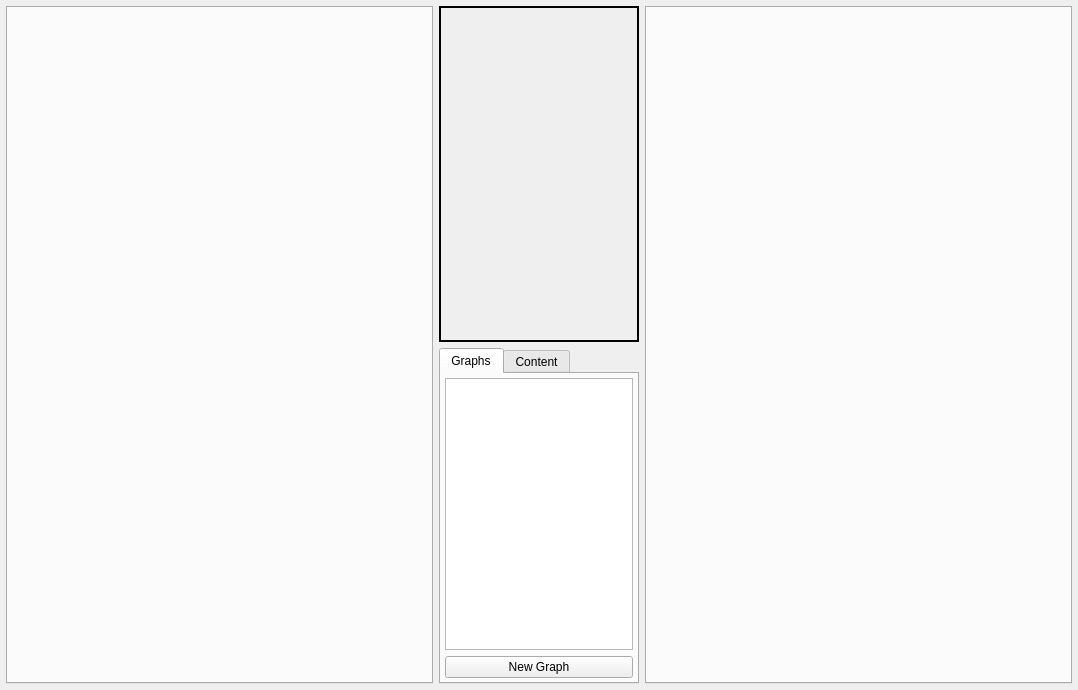
Before: the Qt Designer form zengarden/source/forms/zengarden.ui in aedm/zengine, drawn with Qt 5.
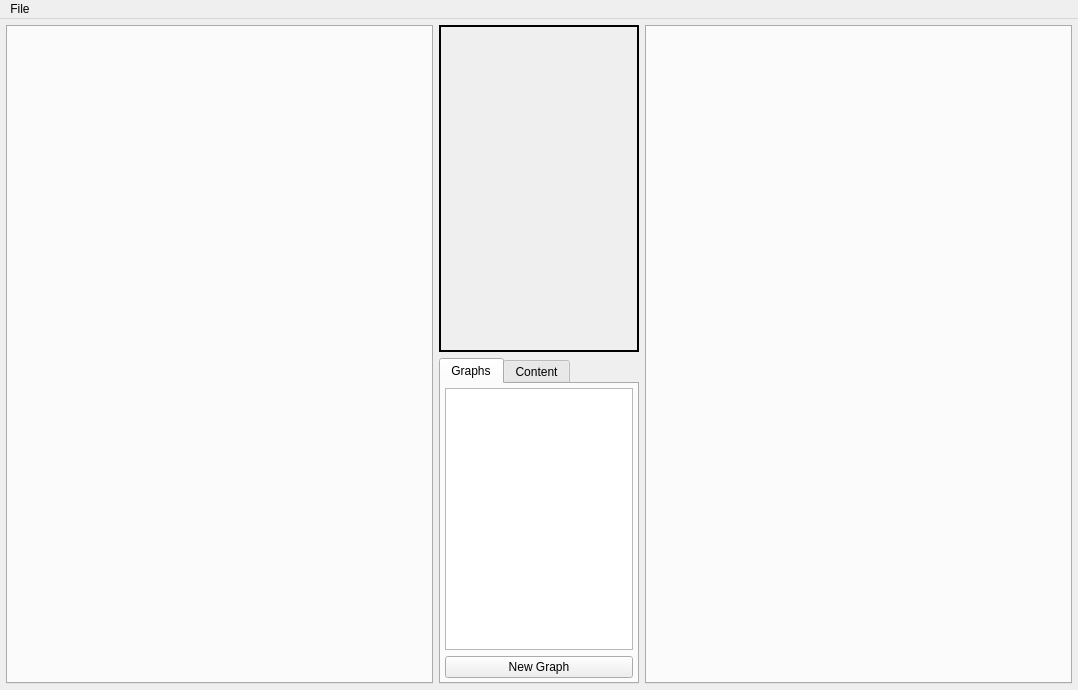
After: the same form once the commit is applied.

```diff
--- a/zengarden/source/forms/zengarden.ui
+++ b/zengarden/source/forms/zengarden.ui
@@ -303,6 +303,13 @@
      <height>21</height>
     </rect>
    </property>
+   <widget class="QMenu" name="menuFile">
+    <property name="title">
+     <string>File</string>
+    </property>
+    <addaction name="actionSaveAs"/>
+   </widget>
+   <addaction name="menuFile"/>
   </widget>
  </widget>
  <layoutdefault spacing="6" margin="11"/>
```
Left out of the diff: 8 changed lines with no effect on the pictures.
